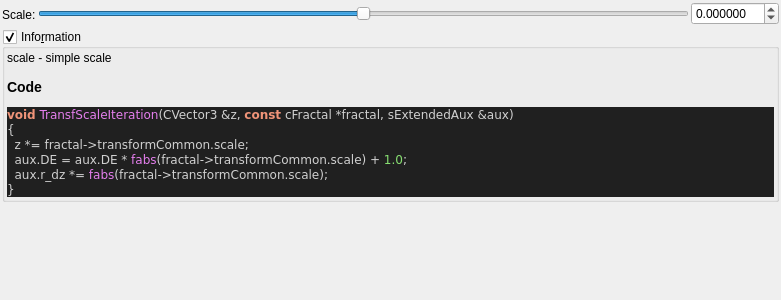
Above: mandelbulber2/qt_data/fractal_transf_scale.ui from buddhi1980/mandelbulber2 before the change. Below: the same form after it.
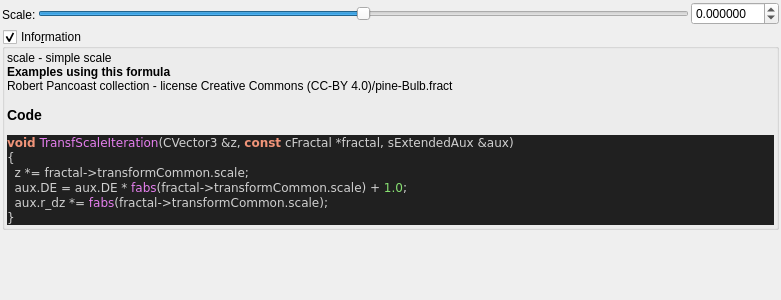
That is the form after the change. Custom widgets are drawn as their Qt base class.

Commit message: populateUiInformation - mostly example usage to ui files

```diff
--- a/mandelbulber2/qt_data/fractal_transf_scale.ui
+++ b/mandelbulber2/qt_data/fractal_transf_scale.ui
@@ -128,7 +128,7 @@
         <property name="text">
          <string notr="true">&lt;p&gt;scale - simple scale&lt;/p&gt;&lt;table&gt;
 &lt;/table&gt;
-&lt;h3&gt;Code&lt;/h3&gt;
+&lt;br&gt;&lt;b&gt;Examples using this formula&lt;/b&gt;&lt;br&gt;Robert Pancoast collection - license Creative Commons (CC-BY 4.0)/pine-Bulb.fract&lt;h3&gt;Code&lt;/h3&gt;
 &lt;body style=&quot;background-color:#202020&quot;&gt;
 &lt;pre style=&quot;color:#d0d0d0; background-color:#202020;  font-family:'Courier New',monospace;&quot;&gt;&lt;span style=&quot;color:#f09479; font-weight:bold&quot;&gt;void&lt;/span&gt; &lt;span style=&quot;color:#e47eed&quot;&gt;TransfScaleIteration&lt;/span&gt;&lt;span style=&quot;color:#d0d0d0&quot;&gt;(&lt;/span&gt;CVector3 &lt;span style=&quot;color:#d0d0d0&quot;&gt;&amp;amp;&lt;/span&gt;z&lt;span style=&quot;color:#d0d0d0&quot;&gt;,&lt;/span&gt; &lt;span style=&quot;color:#f09479; font-weight:bold&quot;&gt;const&lt;/span&gt; cFractal &lt;span style=&quot;color:#d0d0d0&quot;&gt;*&lt;/span&gt;fractal&lt;span style=&quot;color:#d0d0d0&quot;&gt;,&lt;/span&gt; sExtendedAux &lt;span style=&quot;color:#d0d0d0&quot;&gt;&amp;amp;&lt;/span&gt;aux&lt;span style=&quot;color:#d0d0d0&quot;&gt;)&lt;/span&gt;
 &lt;span style=&quot;color:#d0d0d0&quot;&gt;{&lt;/span&gt;
```
The commit also changes 57 other files.
